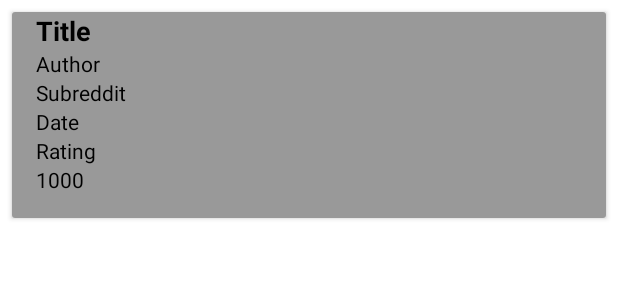
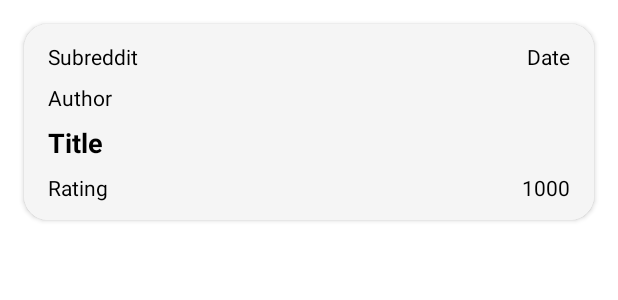
Before and after one commit to VovaTernovyi/RedditApp, an Android app: the layout item_top_entries.xml on its own in the app's theme, with its tools: preview values and no code run, on a phone screen of 412 x 824 dp. Shown: the top 300 px of the screen. Run offline under Robolectric (Android 15) with nearby library versions, the phone set to English and light mode, and no system bars.

Commit message:
Add pagination. UI changes.

```diff
--- a/app/src/main/java/com/ternovyi/redditapp/di/modules/other.kt
+++ b/app/src/main/java/com/ternovyi/redditapp/di/modules/other.kt
@@ -1,8 +1,10 @@
 package com.ternovyi.redditapp.di.modules
 
 import com.ternovyi.redditapp.view.adapter.TopEntriesAdapter
+import com.ternovyi.redditapp.view.adapter.TopEntriesPagingAdapter
 import org.koin.dsl.module
 
 val KoinOtherModule = module {
     factory { TopEntriesAdapter() }
+    factory { TopEntriesPagingAdapter() }
 }
--- a/app/src/main/java/com/ternovyi/redditapp/model/container/RedditNewsData.kt
+++ b/app/src/main/java/com/ternovyi/redditapp/model/container/RedditNewsData.kt
@@ -9,6 +9,8 @@ data class RedditNewsData(
     val title: String,
     @SerializedName("num_comments")
     val numComments: Int,
+    @SerializedName("score")
+    val score: Int,
     @SerializedName("created")
     val created: Long,
     @SerializedName("thumbnail")
--- a/app/src/main/java/com/ternovyi/redditapp/model/network/contracts/TopContract.kt
+++ b/app/src/main/java/com/ternovyi/redditapp/model/network/contracts/TopContract.kt
@@ -12,4 +12,10 @@ interface TopContract {
         @Query("after") after: String,
         @Query("limit") limit: Int
     ): RedditNews
+
+    @GET(ApiRest.TOP)
+    suspend fun getTopEntries(
+        @Query("after") after: String,
+        @Query("limit") limit: Int
+    ): RedditNews
 }
--- a/app/src/main/java/com/ternovyi/redditapp/view/adapter/TopEntriesAdapter.kt
+++ b/app/src/main/java/com/ternovyi/redditapp/view/adapter/TopEntriesAdapter.kt
@@ -28,8 +28,8 @@ class TopEntriesAdapter : RecyclerView.Adapter<TopEntriesAdapter.TopEntriesViewH
                 avatarUrl = data.thumbnail
                 authorString = data.author
                 subredditString = data.subReddit
-                datePosted = data.created.toString()
-                ratingString = data.numComments.toString()
+                datePosted = data.created
+                ratingString = data.score.toString()
                 numberOfCommentsString = data.numComments.toString()
             }
         }
--- a/app/src/main/res/layout/item_top_entries.xml
+++ b/app/src/main/res/layout/item_top_entries.xml
@@ -23,7 +23,7 @@
 
         <variable
             name="datePosted"
-            type="String" />
+            type="Long" />
 
         <variable
             name="ratingString"
@@ -37,7 +37,8 @@
     <androidx.cardview.widget.CardView
         android:layout_width="match_parent"
         android:layout_height="wrap_content"
-        android:layout_margin="@dimen/base_margin_8dp">
+        android:layout_margin="@dimen/base_margin_16dp"
+        app:cardCornerRadius="@dimen/card_view_corner_radius">
 
         <androidx.constraintlayout.widget.ConstraintLayout
             android:layout_width="match_parent"
@@ -45,83 +46,111 @@
             android:background="@color/colorBackground">
 
             <TextView
+                android:id="@+id/subreddit"
+                android:layout_width="0dp"
+                android:layout_height="wrap_content"
+                android:layout_marginStart="@dimen/base_margin_16dp"
+                android:layout_marginTop="@dimen/base_margin_8dp"
+                android:paddingTop="@dimen/base_margin_4dp"
+                android:paddingBottom="@dimen/base_margin_4dp"
+                android:text="@{subredditString}"
+                android:textAlignment="textStart"
+                android:textColor="@color/colorBlack"
+                app:layout_constraintEnd_toStartOf="@id/date"
+                app:layout_constraintStart_toStartOf="parent"
+                app:layout_constraintTop_toTopOf="parent"
+                tools:text="Subreddit" />
+
+            <TextView
+                android:id="@+id/date"
+                timeAgoFormatter="@{datePosted}"
+                android:layout_width="0dp"
+                android:layout_height="wrap_content"
+                android:layout_marginStart="@dimen/base_margin_8dp"
+                android:layout_marginTop="@dimen/base_margin_8dp"
+                android:layout_marginEnd="@dimen/base_margin_16dp"
+                android:paddingTop="@dimen/base_margin_4dp"
+                android:paddingBottom="@dimen/base_margin_4dp"
+                android:textAlignment="textEnd"
+                android:textColor="@color/colorBlack"
+                app:layout_constraintEnd_toEndOf="parent"
+                app:layout_constraintStart_toEndOf="@id/subreddit"
+                app:layout_constraintTop_toTopOf="parent"
+                tools:text="Date" />
+
+            <TextView
+                android:id="@+id/author"
+                android:layout_width="0dp"
+                android:layout_height="wrap_content"
+                android:layout_marginStart="@dimen/base_margin_16dp"
+                android:layout_marginEnd="@dimen/base_margin_16dp"
+                android:paddingTop="@dimen/base_margin_4dp"
+                android:paddingBottom="@dimen/base_margin_4dp"
+                android:text="@{String.format(@string/posted_by, authorString)}"
+                android:textColor="@color/colorBlack"
+                app:layout_constraintEnd_toEndOf="parent"
+                app:layout_constraintStart_toStartOf="parent"
+                app:layout_constraintTop_toBottomOf="@id/subreddit"
+                tools:text="Author" />
+
+            <TextView
                 android:id="@+id/title"
                 android:layout_width="match_parent"
                 android:layout_height="wrap_content"
                 android:paddingStart="@dimen/base_margin_16dp"
+                android:paddingTop="@dimen/base_margin_4dp"
                 android:paddingEnd="@dimen/base_margin_16dp"
+                android:paddingBottom="@dimen/base_margin_4dp"
+                android:text="@{titleString}"
                 android:textColor="@color/colorBlack"
                 android:textSize="@dimen/text_size_18sp"
                 android:textStyle="bold"
-                android:text="@{titleString}"
                 app:layout_constraintEnd_toEndOf="parent"
                 app:layout_constraintStart_toStartOf="parent"
-                app:layout_constraintTop_toTopOf="parent"
+                app:layout_constraintTop_toBottomOf="@id/author"
                 tools:text="Title" />
 
             <TextView
-                android:id="@+id/author"
-                android:layout_width="wrap_content"
+                android:id="@+id/rating"
+                android:layout_width="0dp"
                 android:layout_height="wrap_content"
                 android:layout_marginStart="@dimen/base_margin_16dp"
+                android:paddingTop="@dimen/base_margin_4dp"
+                android:paddingBottom="@dimen/base_margin_4dp"
+                android:text="@{String.format(@string/rating, ratingString)}"
+                android:textAlignment="textStart"
                 android:textColor="@color/colorBlack"
-                android:text="@{authorString}"
+                app:layout_constraintEnd_toStartOf="@id/number_of_comments"
                 app:layout_constraintStart_toStartOf="parent"
                 app:layout_constraintTop_toBottomOf="@id/title"
-                tools:text="Author" />
-
-            <TextView
-                android:id="@+id/subreddit"
-                android:layout_width="wrap_content"
-                android:layout_height="wrap_content"
-                android:layout_marginStart="@dimen/base_margin_16dp"
-                android:textColor="@color/colorBlack"
-                android:text="@{subredditString}"
-                app:layout_constraintStart_toStartOf="parent"
-                app:layout_constraintTop_toBottomOf="@id/author"
-                tools:text="Subreddit" />
-
-            <TextView
-                android:id="@+id/date"
-                android:layout_width="wrap_content"
-                android:layout_height="wrap_content"
-                android:layout_marginStart="@dimen/base_margin_16dp"
-                android:textColor="@color/colorBlack"
-                android:text="@{datePosted}"
-                app:layout_constraintStart_toStartOf="parent"
-                app:layout_constraintTop_toBottomOf="@id/subreddit"
-                tools:text="Date" />
-
-            <TextView
-                android:id="@+id/rating"
-                android:layout_width="wrap_content"
-                android:layout_height="wrap_content"
-                android:layout_marginStart="@dimen/base_margin_16dp"
-                android:textColor="@color/colorBlack"
-                android:text="@{ratingString}"
-                app:layout_constraintStart_toStartOf="parent"
-                app:layout_constraintTop_toBottomOf="@id/date"
                 tools:text="Rating" />
 
             <TextView
                 android:id="@+id/number_of_comments"
-                android:layout_width="wrap_content"
+                android:layout_width="0dp"
                 android:layout_height="wrap_content"
                 android:layout_marginStart="@dimen/base_margin_16dp"
+                android:layout_marginEnd="@dimen/base_margin_16dp"
+                android:paddingTop="@dimen/base_margin_4dp"
+                android:paddingBottom="@dimen/base_margin_4dp"
+                android:text="@{String.format(@string/comments, numberOfCommentsString)}"
+                android:textAlignment="textEnd"
                 android:textColor="@color/colorBlack"
-                android:text="@{numberOfCommentsString}"
-                app:layout_constraintStart_toStartOf="parent"
-                app:layout_constraintTop_toBottomOf="@id/rating"
+                app:layout_constraintEnd_toEndOf="parent"
+                app:layout_constraintStart_toEndOf="@id/rating"
+                app:layout_constraintTop_toBottomOf="@id/title"
                 tools:text="1000" />
 
             <ImageView
                 android:id="@+id/thumbnail"
+                loadImage="@{avatarUrl}"
                 android:layout_width="match_parent"
                 android:layout_height="wrap_content"
-                android:layout_margin="@dimen/base_margin_16dp"
+                android:layout_marginTop="@dimen/base_margin_8dp"
+                android:layout_marginBottom="@dimen/base_margin_16dp"
                 app:layout_constraintEnd_toEndOf="parent"
                 app:layout_constraintStart_toStartOf="parent"
-                app:layout_constraintTop_toBottomOf="@id/number_of_comments" />
+                app:layout_constraintTop_toBottomOf="@id/rating" />
 
         </androidx.constraintlayout.widget.ConstraintLayout>
     </androidx.cardview.widget.CardView>
--- a/app/src/main/res/values/colors.xml
+++ b/app/src/main/res/values/colors.xml
@@ -6,5 +6,5 @@
 
     <color name="colorBlack">#FF000000</color>
     <color name="colorWhite">#FFFFFFFF</color>
-    <color name="colorBackground">#FF999999</color>
+    <color name="colorBackground">#F5F5F5F5</color>
 </resources>
--- a/app/src/main/res/values/dimens.xml
+++ b/app/src/main/res/values/dimens.xml
@@ -1,6 +1,7 @@
 <?xml version="1.0" encoding="utf-8"?>
 <resources>
 
+    <dimen name="base_margin_4dp">4dp</dimen>
     <dimen name="base_margin_8dp">8dp</dimen>
     <dimen name="base_margin_12dp">12dp</dimen>
     <dimen name="base_margin_16dp">16dp</dimen>
@@ -12,4 +13,6 @@
     <dimen name="text_size_16sp">16sp</dimen>
     <dimen name="text_size_18sp">18sp</dimen>
     <dimen name="text_size_22sp">22sp</dimen>
+
+    <dimen name="card_view_corner_radius">16dp</dimen>
 </resources>
--- a/app/src/main/res/values/strings.xml
+++ b/app/src/main/res/values/strings.xml
@@ -2,7 +2,8 @@
     <string name="app_name">RedditApp</string>
 
     <string name="error_has_occurred">An error has occurred</string>
+    <string name="posted_by">Posted by: %s</string>
+    <string name="rating">Rating: %s</string>
+    <string name="comments">Comments: %s</string>
 
-    <!-- TODO: Remove or change this placeholder text -->
-    <string name="hello_blank_fragment">Hello blank fragment</string>
 </resources>
```
Also changed, not shown: app/src/main/java/com/ternovyi/redditapp/extension/Glide.kt (added, +28 -0 lines), app/src/main/java/com/ternovyi/redditapp/model/repository/TopEntriesDataSource.kt (added, +53 -0 lines), app/src/main/java/com/ternovyi/redditapp/model/repository/TopEntriesDataSourceFactory.kt (added, +20 -0 lines), app/src/main/java/com/ternovyi/redditapp/model/repository/TopRepository.kt (+9 -4 lines), app/src/main/java/com/ternovyi/redditapp/view/adapter/TopEntriesPagingAdapter.kt (added, +54 -0 lines), app/src/main/java/com/ternovyi/redditapp/view/custom/BindingAdapters.kt (+12 -3 lines), app/src/main/java/com/ternovyi/redditapp/view/fragment/RedditTopFragment.kt (+7 -1 lines), app/src/main/java/com/ternovyi/redditapp/viewModel/TopEntriesViewModel.kt (+24 -1 lines).
